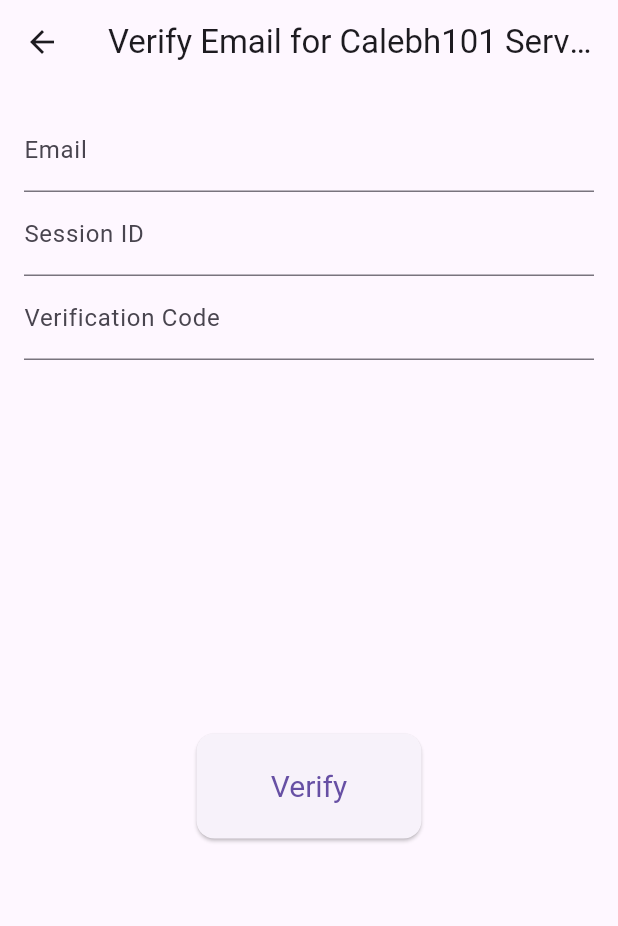
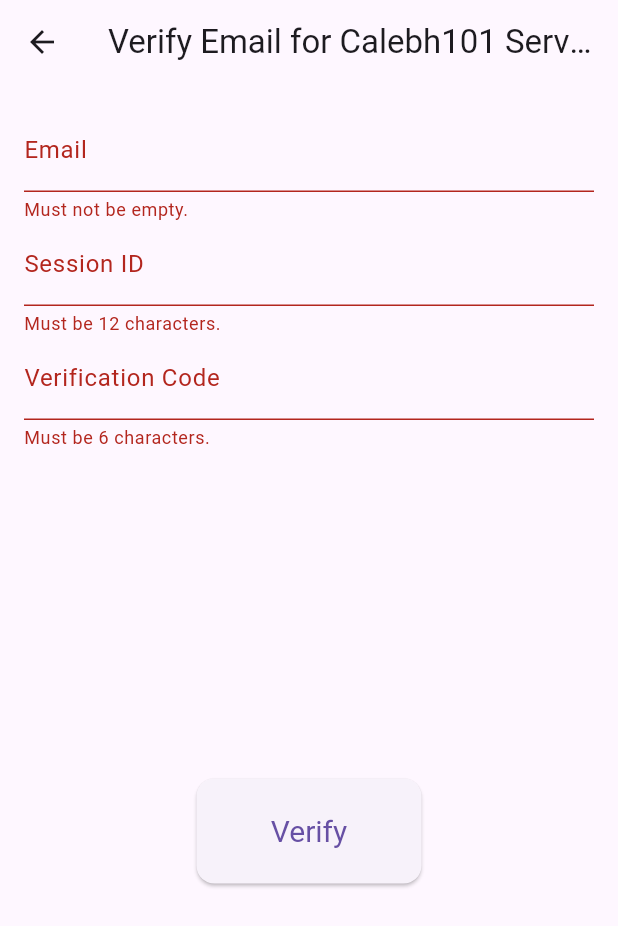
Before and after one commit to Calebh101/account-manager, a Flutter app: the VerifyEmail screen opened by its route, after a tap on "Verify", on a phone screen of 412 x 824 dp. Shown: the top 926 px of the screen. Run offline on Flutter 3.47's test engine with Material 3 defaults, Android fonts, the phone set to English and light mode, and no system bars; our stand-ins replace validators; missing offline and left inert: calebh101_server, localpkg_flutter, styled_logger.

Commit message:
Form verification and slightly improved main page

```diff
--- a/lib/verify_email.dart
+++ b/lib/verify_email.dart
@@ -3,6 +3,7 @@ import 'package:calebh101_server/calebh101_server.dart';
 import 'package:flutter/material.dart';
 import 'package:localpkg_flutter/localpkg.dart';
 import 'package:styled_logger/styled_logger.dart';
+import 'package:validators/validators.dart';
 
 class VerifyEmail extends StatefulWidget {
   String? email;
@@ -19,6 +20,9 @@ class _VerifyEmailState extends State<VerifyEmail> {
   late final String? defaultEmail;
   late final String? defaultSessionId;
   late final String? defaultVerificationCode;
+
+  final key = GlobalKey<FormState>();
+  FormState get state => key.currentState!;
 
   @override
   void initState() {
@@ -46,6 +50,12 @@ class _VerifyEmailState extends State<VerifyEmail> {
           mainAxisAlignment: MainAxisAlignment.center,
           mainAxisSize: MainAxisSize.min,
           children: [
+            Form(
+              key: key,
+              child: Column(
+                mainAxisAlignment: MainAxisAlignment.center,
+                mainAxisSize: MainAxisSize.min,
+                children: [
                   TextFormField(
                     initialValue: widget.email,
                     decoration: InputDecoration(
@@ -54,6 +64,11 @@ class _VerifyEmailState extends State<VerifyEmail> {
                     onChanged: (value) {
                       widget.email = value;
                       setState(() {});
+                    },
+                    validator: (value) {
+                      if (value == null || value.isEmpty) return "Must not be empty.";
+                      if (!isEmail(value)) return "Must be a valid email.";
+                      return null;
                     },
                   ),
                   TextFormField(
@@ -65,6 +80,10 @@ class _VerifyEmailState extends State<VerifyEmail> {
                       widget.sessionId = value;
                       setState(() {});
                     },
+                    validator: (value) {
+                      if (value?.length != 12) return "Must be 12 characters.";
+                      return null;
+                    },
                   ),
                   TextFormField(
                     initialValue: widget.verificationCode,
@@ -75,12 +94,20 @@ class _VerifyEmailState extends State<VerifyEmail> {
                       widget.verificationCode = value;
                       setState(() {});
                     },
+                    validator: (value) {
+                      if (value?.length != 6) return "Must be 6 characters.";
+                      return null;
+                    },
+                  ),
+                ],
+              ),
             ),
             Spacer(),
             ElevatedButton(
               onPressed: () async {
+                Logger.print("Requesting with email ${widget.email}");
+                if (!state.validate()) return;
                 SnackBarManager.show(context, "Loading...");
-                Logger.print("Requesting with email ${widget.email}");
 
                 final api = DefaultApi(client);
                 final result = await request(() async => api.authVerifyUserPost(authVerifyUserPostRequest: AuthVerifyUserPostRequest(email: widget.email!, code: widget.verificationCode!, sessionId: widget.sessionId!)));
@@ -91,7 +118,7 @@ class _VerifyEmailState extends State<VerifyEmail> {
                 } else if (result?.f != null) {
                   final f = result!.f!;
                   Logger.print("Request failed: $f");
-                  if (context.mounted) SnackBarManager.show(context, f.message ?? "Email not verified. Unknown error.");
+                  if (context.mounted) SnackBarManager.show(context, f.message ?? "Email not verified. Unknown error: ${f.e}");
                 } else {
                   Logger.print("Request failed");
                   if (context.mounted) SnackBarManager.show(context, "An unhandled error has occurred. We don't know if your email was verified or not.");
--- a/pubspec.yaml
+++ b/pubspec.yaml
@@ -37,7 +37,7 @@ dependencies:
 
   calebh101_server:
     git:
-      url: https://github.com/Calebh101/calebh101_server
+      url: https://github.com/Calebh101/calebh101_server.git
       ref: main
 
   localpkg_flutter:
@@ -45,6 +45,7 @@ dependencies:
       url: https://github.com/Calebh101/localpkg-flutter-2.git
       ref: main
   styled_logger: ^1.0.2
+  validators: ^3.0.0
 
 dev_dependencies:
   flutter_test:
```
Also changed, not shown: lib/home.dart (+13 -3 lines), pubspec.lock. Lines whose indentation alone changed are shown as unchanged.
